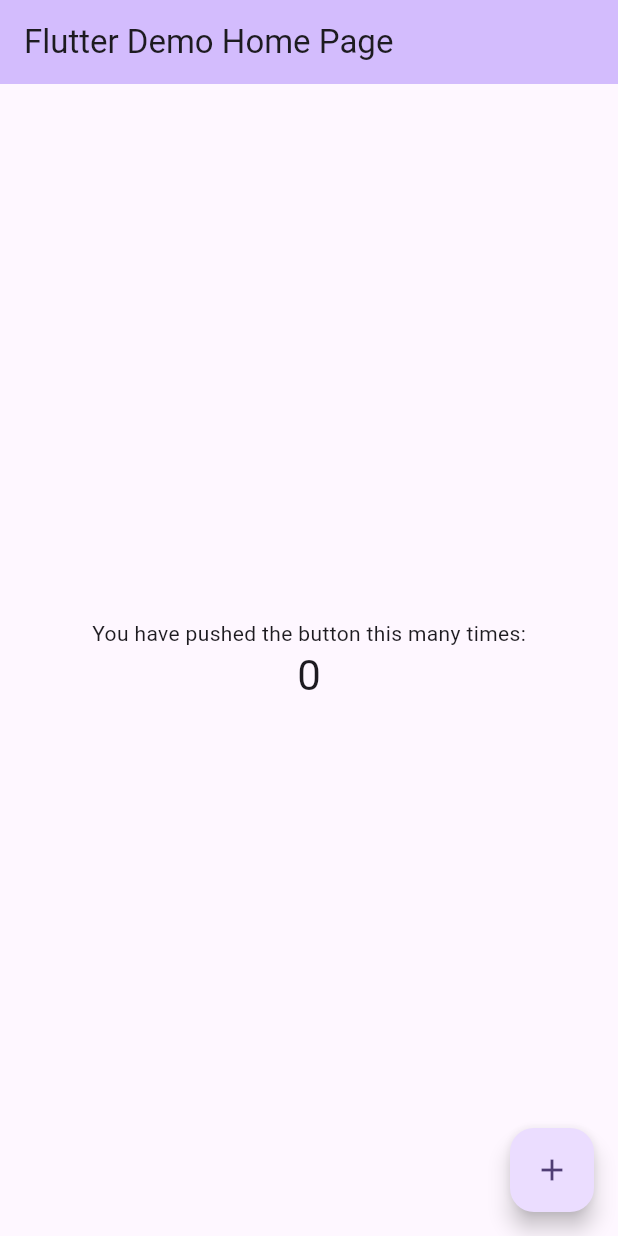
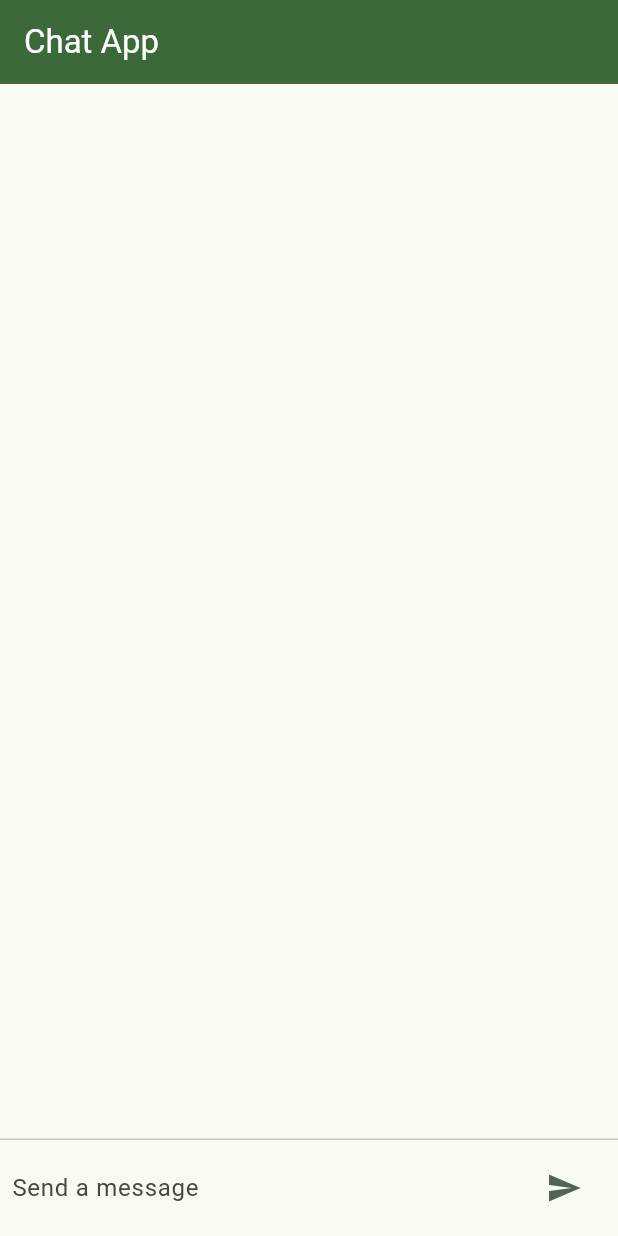
Before and after one commit to could-ai/01986f5a-0991-7ddf-8bba-29c0ba880185, a Flutter app: the screen it shows after launch, on a phone screen of 412 x 824 dp. Run offline on Flutter 3.47's test engine with Material 3 defaults, Android fonts, the phone set to English and light mode, and no system bars.

Commit message:
Refactor main.dart to launch the new ChatScreen and update the app theme for the chat application.; Create a data model for chat messages to structure the message data with text and sender information.; Create the main chat screen UI with a message list, text input field, and send button. Includes initial state management for messages.

```diff
--- /dev/null
+++ b/usr/lib/chat_message.dart
@@ -0,0 +1,6 @@
+class ChatMessage {
+  final String text;
+  final String sender;
+
+  ChatMessage({required this.text, required this.sender});
+}
--- /dev/null
+++ b/usr/lib/chat_screen.dart
@@ -0,0 +1,124 @@
+import 'package:flutter/material.dart';
+import 'chat_message.dart';
+
+class ChatScreen extends StatefulWidget {
+  const ChatScreen({super.key});
+
+  @override
+  State<ChatScreen> createState() => _ChatScreenState();
+}
+
+class _ChatScreenState extends State<ChatScreen> {
+  final TextEditingController _textController = TextEditingController();
+  final List<ChatMessage> _messages = [];
+
+  void _handleSubmitted(String text) {
+    _textController.clear();
+    if (text.trim().isEmpty) return;
+
+    setState(() {
+      _messages.insert(0, ChatMessage(text: text, sender: 'user'));
+      // Simulate a bot response
+      Future.delayed(const Duration(milliseconds: 500), () {
+        setState(() {
+          _messages.insert(0, ChatMessage(text: 'Echo: $text', sender: 'bot'));
+        });
+      });
+    });
+  }
+
+  Widget _buildTextComposer() {
+    return IconTheme(
+      data: IconThemeData(color: Theme.of(context).colorScheme.secondary),
+      child: Container(
+        margin: const EdgeInsets.symmetric(horizontal: 8.0),
+        padding: const EdgeInsets.symmetric(vertical: 8.0),
+        child: Row(
+          children: <Widget>[
+            Flexible(
+              child: TextField(
+                controller: _textController,
+                onSubmitted: _handleSubmitted,
+                decoration: const InputDecoration.collapsed(
+                  hintText: 'Send a message',
+                ),
+              ),
+            ),
+            Container(
+              margin: const EdgeInsets.symmetric(horizontal: 4.0),
+              child: IconButton(
+                icon: const Icon(Icons.send),
+                onPressed: () => _handleSubmitted(_textController.text),
+              ),
+            ),
+          ],
+        ),
+      ),
+    );
+  }
+
+  @override
+  Widget build(BuildContext context) {
+    return Scaffold(
+      appBar: AppBar(
+        title: const Text('Chat App'),
+        backgroundColor: Theme.of(context).colorScheme.primary,
+        foregroundColor: Theme.of(context).colorScheme.onPrimary,
+      ),
+      body: Column(
+        children: <Widget>[
+          Flexible(
+            child: ListView.builder(
+              padding: const EdgeInsets.all(8.0),
+              reverse: true,
+              itemBuilder: (_, int index) {
+                final message = _messages[index];
+                final isUserMessage = message.sender == 'user';
+                return Container(
+                  margin: const EdgeInsets.symmetric(vertical: 10.0),
+                  child: Row(
+                    crossAxisAlignment: CrossAxisAlignment.start,
+                    mainAxisAlignment: isUserMessage ? MainAxisAlignment.end : MainAxisAlignment.start,
+                    children: <Widget>[
+                      if (!isUserMessage)
+                        const CircleAvatar(child: Text('B')),
+                      if (!isUserMessage)
+                        const SizedBox(width: 8.0),
+                      Expanded(
+                        child: Column(
+                          crossAxisAlignment: isUserMessage ? CrossAxisAlignment.end : CrossAxisAlignment.start,
+                          children: <Widget>[
+                            Text(isUserMessage ? 'You' : 'Bot', style: Theme.of(context).textTheme.titleSmall),
+                            Container(
+                              margin: const EdgeInsets.only(top: 5.0),
+                              padding: const EdgeInsets.symmetric(vertical: 10.0, horizontal: 14.0),
+                              decoration: BoxDecoration(
+                                color: isUserMessage ? Theme.of(context).colorScheme.primaryContainer : Theme.of(context).colorScheme.secondaryContainer,
+                                borderRadius: BorderRadius.circular(16.0),
+                              ),
+                              child: Text(message.text),
+                            ),
+                          ],
+                        ),
+                      ),
+                      if (isUserMessage)
+                        const SizedBox(width: 8.0),
+                      if (isUserMessage)
+                        const CircleAvatar(child: Text('U')),
+                    ],
+                  ),
+                );
+              },
+              itemCount: _messages.length,
+            ),
+          ),
+          const Divider(height: 1.0),
+          Container(
+            decoration: BoxDecoration(color: Theme.of(context).cardColor),
+            child: _buildTextComposer(),
+          ),
+        ],
+      ),
+    );
+  }
+}
--- a/usr/lib/main.dart
+++ b/usr/lib/main.dart
@@ -1,4 +1,5 @@
 import 'package:flutter/material.dart';
+import 'chat_screen.dart'; // Import the new screen
 
 void main() {
   runApp(const MyApp());
@@ -7,114 +8,16 @@ void main() {
 class MyApp extends StatelessWidget {
   const MyApp({super.key});
 
-  // This widget is the root of your application.
   @override
   Widget build(BuildContext context) {
     return MaterialApp(
-      title: 'Flutter Demo',
+      title: 'Chat App',
       debugShowCheckedModeBanner: false,
       theme: ThemeData(
-        // This is the theme of your application.
-        //
-        // TRY THIS: Try running your application with "flutter run". You'll see
-        // the application has a purple toolbar. Then, without quitting the app,
-        // try changing the seedColor in the colorScheme below to Colors.green
-        // and then invoke "hot reload" (save your changes or press the "hot
-        // reload" button in a Flutter-supported IDE, or press "r" if you used
-        // the command line to start the app).
-        //
-        // Notice that the counter didn't reset back to zero; the application
-        // state is not lost during the reload. To reset the state, use hot
-        // restart instead.
-        //
-        // This works for code too, not just values: Most code changes can be
-        // tested with just a hot reload.
-        colorScheme: ColorScheme.fromSeed(seedColor: Colors.deepPurple),
+        colorScheme: ColorScheme.fromSeed(seedColor: Colors.green),
+        useMaterial3: true,
       ),
-      home: const MyHomePage(title: 'Flutter Demo Home Page'),
+      home: const ChatScreen(), // Set ChatScreen as the home
     );
   }
 }
-
-class MyHomePage extends StatefulWidget {
-  const MyHomePage({super.key, required this.title});
-
-  // This widget is the home page of your application. It is stateful, meaning
-  // that it has a State object (defined below) that contains fields that affect
-  // how it looks.
-
-  // This class is the configuration for the state. It holds the values (in this
-  // case the title) provided by the parent (in this case the App widget) and
-  // used by the build method of the State. Fields in a Widget subclass are
-  // always marked "final".
-
-  final String title;
-
-  @override
-  State<MyHomePage> createState() => _MyHomePageState();
-}
-
-class _MyHomePageState extends State<MyHomePage> {
-  int _counter = 0;
-
-  void _incrementCounter() {
-    setState(() {
-      // This call to setState tells the Flutter framework that something has
-      // changed in this State, which causes it to rerun the build method below
-      // so that the display can reflect the updated values. If we changed
-      // _counter without calling setState(), then the build method would not be
-      // called again, and so nothing would appear to happen.
-      _counter++;
-    });
-  }
-
-  @override
-  Widget build(BuildContext context) {
-    // This method is rerun every time setState is called, for instance as done
-    // by the _incrementCounter method above.
-    //
-    // The Flutter framework has been optimized to make rerunning build methods
-    // fast, so that you can just rebuild anything that needs updating rather
-    // than having to individually change instances of widgets.
-    return Scaffold(
-      appBar: AppBar(
-        // TRY THIS: Try changing the color here to a specific color (to
-        // Colors.amber, perhaps?) and trigger a hot reload to see the AppBar
-        // change color while the other colors stay the same.
-        backgroundColor: Theme.of(context).colorScheme.inversePrimary,
-        // Here we take the value from the MyHomePage object that was created by
-        // the App.build method, and use it to set our appbar title.
-        title: Text(widget.title),
-      ),
-      body: Center(
-        // Center is a layout widget. It takes a single child and positions it
-        // in the middle of the parent.
-        child: Column(
-          // Column is also a layout widget. It takes a list of children and
-          // arranges them vertically. By default, it sizes itself to fit its
-          // children horizontally, and tries to be as tall as its parent.
-          //
-          // Column has various properties to control how it sizes itself and
-          // how it positions its children. Here we use mainAxisAlignment to
-          // center the children vertically; the main axis here is the vertical
-          // axis because Columns are vertical (the cross axis would be
-          // horizontal).
-          //
-          // TRY THIS: Invoke "debug painting" (choose the "Toggle Debug Paint"
-          // action in the IDE, or press "p" in the console), to see the
-          // wireframe for each widget.
-          mainAxisAlignment: MainAxisAlignment.center,
-          children: <Widget>[
-            const Text('You have pushed the button this many times:'),
-            Text('$_counter', style: Theme.of(context).textTheme.headlineMedium),
-          ],
-        ),
-      ),
-      floatingActionButton: FloatingActionButton(
-        onPressed: _incrementCounter,
-        tooltip: 'Increment',
-        child: const Icon(Icons.add),
-      ), // This trailing comma makes auto-formatting nicer for build methods.
-    );
-  }
-}
```
